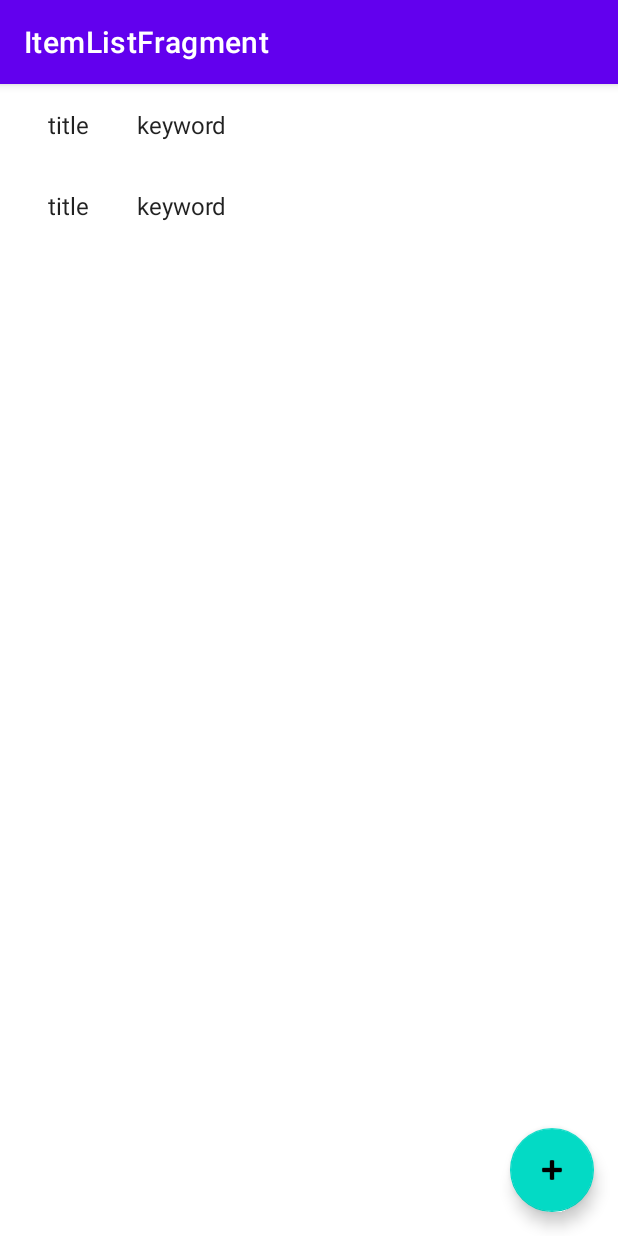
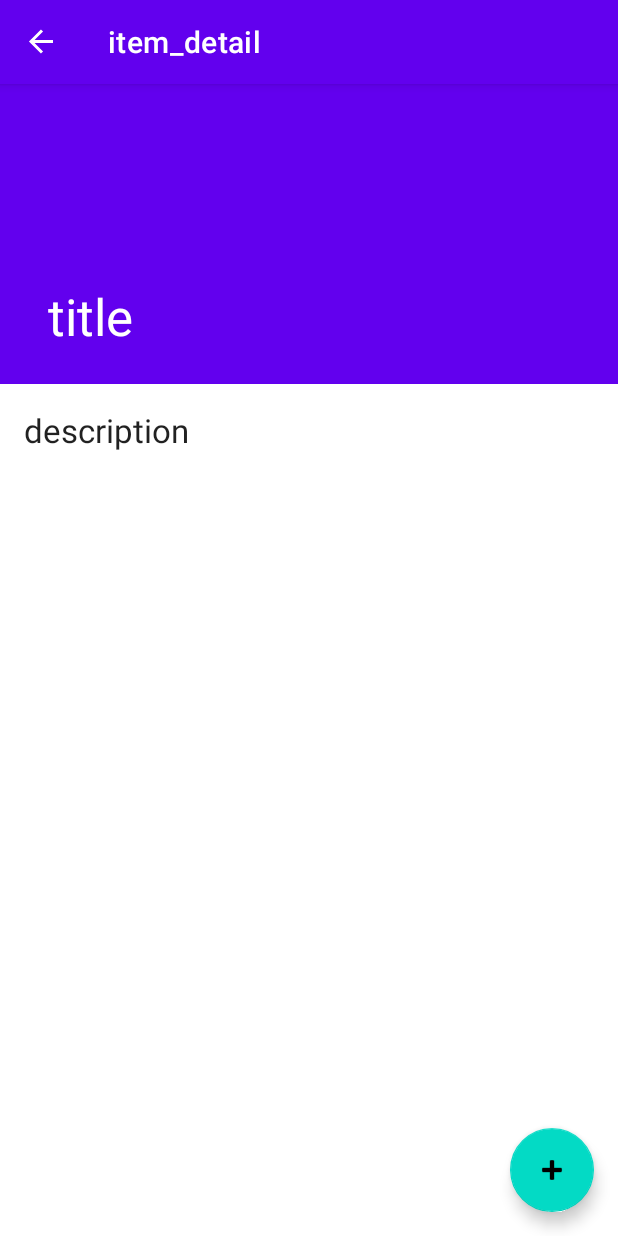
Before and after one commit to uijong0729/SubscribeWebpage, an Android app: the screen it shows after launch (ItemDetailHostActivity), after a tap on "title", on a phone screen of 412 x 824 dp. Run offline under Robolectric (Android 15) with nearby library versions, the phone set to English and light mode, and no system bars; our stand-ins replace Room's generated code, navigation-ui.

Commit message:
프래그먼트간 이동 및 데이터 전달

```diff
--- a/app/src/main/java/com/example/subscribewebpage/Fragments/Adapters/RecyclerViewAdapter.kt
+++ b/app/src/main/java/com/example/subscribewebpage/Fragments/Adapters/RecyclerViewAdapter.kt
@@ -12,7 +12,7 @@ class RecyclerViewAdapter(
     private val onClickListener: RowClickListener)
     :RecyclerView.Adapter<RecyclerViewAdapter.InfoViewHolder>() {
 
-    var items = ArrayList<WebInfoEntity>()
+    private var items = ArrayList<WebInfoEntity>()
 
     fun setListDaa(data: ArrayList<WebInfoEntity>){
         this.items = data
--- a/app/src/main/java/com/example/subscribewebpage/Fragments/ItemDetailFragment.kt
+++ b/app/src/main/java/com/example/subscribewebpage/Fragments/ItemDetailFragment.kt
@@ -7,6 +7,9 @@ import android.view.LayoutInflater
 import android.view.View
 import android.view.ViewGroup
 import android.widget.TextView
+import androidx.lifecycle.ViewModelProvider
+import androidx.navigation.fragment.navArgs
+import androidx.navigation.navArgs
 import com.example.subscribewebpage.common.Const
 import com.example.subscribewebpage.data.WebInfoEntity
 import com.example.subscribewebpage.databinding.FragmentItemDetailBinding
@@ -17,44 +20,52 @@ import com.example.subscribewebpage.vm.WebInfoViewModel
  */
 class ItemDetailFragment : Fragment() {
 
-    lateinit var itemDetailTextView: TextView
+    private lateinit var itemDetailTextView: TextView
+    private lateinit var viewModel: WebInfoViewModel
     private var _binding: FragmentItemDetailBinding? = null
     private val binding get() = _binding!!
 
     // 데이터 바인딩 관련
-    private val viewModel = activity?.let { WebInfoViewModel(it.application) }
     private var item: WebInfoEntity? = null
 
     override fun onCreate(savedInstanceState: Bundle?) {
         super.onCreate(savedInstanceState)
-        Log.d("[Debug]", "onCreate in ItemDetailFragment")
-        val id: Int? = savedInstanceState?.getInt(Const.DETAIL_WEB_INFO_ID)
-        if (id != null) {
-            if (viewModel != null) {
-                item = viewModel.getWebInfo(id)
-            }
-        }
     }
 
+    // onCreateView -> onViewCreated
     override fun onCreateView(
             inflater: LayoutInflater, container: ViewGroup?,
             savedInstanceState: Bundle?
     ): View? {
 
         Log.d("[Debug]", "onCreateView in ItemDetailFragment")
+        // view Model
+        viewModel = ViewModelProvider(this)[WebInfoViewModel::class.java]
+        Log.d("[Debug]", "onCreate in ItemDetailFragment")
+        val id: Int? = arguments?.getInt(Const.DETAIL_WEB_INFO_ID) //savedInstanceState?.getInt(Const.DETAIL_WEB_INFO_ID)
 
+        Log.d("[Debug]", "view model id : $id")
+        if (id != null) {
+            if (viewModel != null) {
+                item = viewModel.getWebInfo(id)
+            }
+        }
+
+        //view bind
         _binding = FragmentItemDetailBinding.inflate(inflater, container, false)
         val rootView = binding.root
-
         binding.toolbarLayout?.title = item?.title
-
         itemDetailTextView = binding.itemDetail
-        // Show the placeholder content as text in a TextView.
         item?.let {
             itemDetailTextView.text = "${it.description}"
         }
+        return rootView
+    }
 
-        return rootView
+    override fun onViewCreated(view: View, savedInstanceState: Bundle?) {
+        val id3: Int? = savedInstanceState?.getInt(Const.DETAIL_WEB_INFO_ID)
+        Log.d("[Debug]", "view model id : $id3")
+        super.onViewCreated(view, savedInstanceState)
     }
 
     override fun onDestroyView() {
--- a/app/src/main/java/com/example/subscribewebpage/Fragments/ItemListFragment.kt
+++ b/app/src/main/java/com/example/subscribewebpage/Fragments/ItemListFragment.kt
@@ -5,6 +5,7 @@ import android.util.Log
 import android.view.LayoutInflater
 import android.view.View
 import android.view.ViewGroup
+import androidx.core.os.bundleOf
 import androidx.fragment.app.Fragment
 import androidx.lifecycle.Observer
 import androidx.lifecycle.ViewModelProvider
@@ -24,7 +25,7 @@ import com.example.subscribewebpage.vm.WebInfoViewModel
 **/
 class ItemListFragment : Fragment(), RecyclerViewAdapter.RowClickListener {
 
-    lateinit var viewModel: WebInfoViewModel
+    private lateinit var viewModel: WebInfoViewModel
     private var boundList: FragmentItemListBinding? = null
     private val binding get() = boundList!!
 
@@ -41,18 +42,18 @@ class ItemListFragment : Fragment(), RecyclerViewAdapter.RowClickListener {
         super.onViewCreated(view, savedInstanceState)
         Log.d("[Debug]", "onViewCreated in ItemListFragment")
 
+        // 리사이클러 뷰 (리스트)
         val recyclerViewAdapter = RecyclerViewAdapter(this)
+        val recyclerView = view.findViewById<RecyclerView>(R.id.item_list)
+        recyclerView.layoutManager = LinearLayoutManager(this.context)
+        recyclerView.adapter = recyclerViewAdapter
+
+        // 뷰 모델
         viewModel = ViewModelProvider(this)[WebInfoViewModel::class.java]
         viewModel.getAllWebInfoObservers().observe(viewLifecycleOwner, Observer {
             recyclerViewAdapter.setListDaa(ArrayList(it))
             recyclerViewAdapter.notifyDataSetChanged()
         })
-
-        viewModel.getAllWebInfo()
-
-        val recyclerView = view.findViewById<RecyclerView>(R.id.item_list)
-        recyclerView.layoutManager = LinearLayoutManager(this.context)
-        recyclerView.adapter = recyclerViewAdapter
     }
 
     override fun onDestroyView() {
@@ -61,13 +62,17 @@ class ItemListFragment : Fragment(), RecyclerViewAdapter.RowClickListener {
     }
 
     override fun onItemClickListener(WebInfo: WebInfoEntity, itemView: View){
-        val itemDetailFragmentContainer: View? = view?.findViewById(R.id.item_detail_nav_container)
-        val bundle = Bundle()
-        bundle.putInt(Const.DETAIL_WEB_INFO_ID, WebInfo.id)
-        if (itemDetailFragmentContainer != null) {
-            itemDetailFragmentContainer.findNavController().navigate(R.id.fragment_item_detail, bundle)
-        }else{
-            itemView.findNavController().navigate(R.id.show_item_detail, bundle)
-        }
+        //val itemDetailFragmentContainer: View? = view?.findViewById(R.id.item_detail_nav_container)
+        //val bundle = Bundle()
+        //bundle.putInt(Const.DETAIL_WEB_INFO_ID, WebInfo.id)
+        val bundle = bundleOf(Const.DETAIL_WEB_INFO_ID to WebInfo.id )
+        Log.d(Const.DEBUG_TAG, "webInfo id set : ${WebInfo.id}")
+        //if (itemDetailFragmentContainer != null) {
+        //    itemDetailFragmentContainer.findNavController().navigate(R.id.fragment_item_detail, bundle)
+        //}else{
+        //super.onSaveInstanceState(bundle)
+            itemView.findNavController().navigate(R.id.nav_detail_action, bundle)
+        //}
+
     }
 }
--- a/app/src/main/java/com/example/subscribewebpage/ItemDetailHostActivity.kt
+++ b/app/src/main/java/com/example/subscribewebpage/ItemDetailHostActivity.kt
@@ -3,6 +3,7 @@ package com.example.subscribewebpage
 import android.os.Bundle
 import android.util.Log
 import androidx.appcompat.app.AppCompatActivity
+import androidx.lifecycle.ViewModelProvider
 import androidx.navigation.findNavController
 import androidx.navigation.fragment.NavHostFragment
 import androidx.navigation.ui.AppBarConfiguration
@@ -18,18 +19,13 @@ import com.example.subscribewebpage.vm.WebInfoViewModel
 class ItemDetailHostActivity : AppCompatActivity() {
 
     private lateinit var appBarConfiguration: AppBarConfiguration
-    private lateinit var vm : WebInfoViewModel
+    private lateinit var viewModel : WebInfoViewModel
 
     override fun onCreate(savedInstanceState: Bundle?) {
         super.onCreate(savedInstanceState)
-        vm = WebInfoViewModel(this.application)
-        vm.insertWebInfo(WebInfoEntity(
-            title = "title",
-            description = "description",
-            keyword = "keyword",
-            url = "url",
-            interval = 15
-        ), WebInfoEntity(
+        viewModel = ViewModelProvider(this)[WebInfoViewModel::class.java]
+        //vm = WebInfoViewModel(this.application)
+        viewModel.insertWebInfo(WebInfoEntity(
             title = "title",
             description = "description",
             keyword = "keyword",
@@ -42,6 +38,9 @@ class ItemDetailHostActivity : AppCompatActivity() {
 
         val binding = ActivityItemDetailBinding.inflate(layoutInflater)
         setContentView(binding.root)
+
+        // 리스트 호출
+        // viewModel.getAllWebInfo()
 
         val navHostFragment = supportFragmentManager.findFragmentById(R.id.nav_host_fragment_item_detail) as NavHostFragment
         val navController = navHostFragment.navController
--- a/app/src/main/java/com/example/subscribewebpage/data/RommAppDb.kt
+++ b/app/src/main/java/com/example/subscribewebpage/data/Transaction.kt
@@ -5,19 +5,19 @@ import androidx.room.Database
 import androidx.room.Room
 import androidx.room.RoomDatabase
 
-@Database(entities = [WebInfoEntity::class], version = 4)
-abstract class RommAppDb: RoomDatabase() {
+@Database(entities = [WebInfoEntity::class], version = 5)
+abstract class Transaction: RoomDatabase() {
     abstract fun webInfoDao(): WebInfoDao
 
     companion object {
-        private var INSTANCE: RommAppDb? = null
+        private var INSTANCE: Transaction? = null
 
-        fun getInstance(context: Context): RommAppDb? {
+        fun getInstance(context: Context): Transaction? {
             if (INSTANCE == null) {
-                synchronized(RommAppDb::class) {
+                synchronized(Transaction::class) {
                     INSTANCE = Room.databaseBuilder(
                         context.applicationContext,
-                        RommAppDb::class.java,
+                        Transaction::class.java,
                         "webroom.db")
                         .fallbackToDestructiveMigration()
                         .allowMainThreadQueries()
--- a/app/src/main/java/com/example/subscribewebpage/data/WebInfoDao.kt
+++ b/app/src/main/java/com/example/subscribewebpage/data/WebInfoDao.kt
@@ -8,11 +8,11 @@ import androidx.room.Query
 interface WebInfoDao {
 
     @Query("SELECT * FROM WebInfo")
-    fun getAll(): List<WebInfoEntity>
+    fun getAll(): MutableList<WebInfoEntity>
 
     @Query("SELECT * FROM WebInfo WHERE id = :infoKey")
     fun getWebInfoById(infoKey: Int): WebInfoEntity
 
     @Insert
-    fun insertAll(vararg info: WebInfoEntity)
+    fun insert(info: WebInfoEntity)
 }
--- a/app/src/main/java/com/example/subscribewebpage/vm/WebInfoViewModel.kt
+++ b/app/src/main/java/com/example/subscribewebpage/vm/WebInfoViewModel.kt
@@ -1,12 +1,16 @@
 package com.example.subscribewebpage.vm
 
 import android.app.Application
-import androidx.annotation.NonNull
+import android.telecom.Call
+import android.util.Log
 import androidx.lifecycle.AndroidViewModel
 import androidx.lifecycle.MutableLiveData
-import androidx.lifecycle.ViewModel
-import com.example.subscribewebpage.data.RommAppDb
+import androidx.lifecycle.Observer
+import com.example.subscribewebpage.data.Transaction
 import com.example.subscribewebpage.data.WebInfoEntity
+import kotlinx.coroutines.flow.callbackFlow
+import java.lang.Exception
+import java.util.concurrent.Callable
 import kotlin.concurrent.thread
 
 /**
@@ -15,23 +19,43 @@ import kotlin.concurrent.thread
  *
 */
 class WebInfoViewModel(app: Application) : AndroidViewModel(app) {
-    var allWebInfo : MutableLiveData<List<WebInfoEntity>> = MutableLiveData()
 
-    fun getAllWebInfoObservers(): MutableLiveData<List<WebInfoEntity>>{
+    companion object{
+        var allWebInfo : MutableLiveData<MutableList<WebInfoEntity>> = MutableLiveData()
+    }
+
+    init {
+        getAllWebInfo()
+    }
+
+    fun getAllWebInfoObservers(): MutableLiveData<MutableList<WebInfoEntity>>{
         return allWebInfo
     }
 
     fun getAllWebInfo(){
         thread {
-            val list = RommAppDb.getInstance(getApplication())?.webInfoDao()?.getAll()
+            val list = Transaction.getInstance(getApplication())?.webInfoDao()?.getAll()
             allWebInfo.postValue(list)
         }
     }
 
-    fun getWebInfo(id :Int) = RommAppDb.getInstance(getApplication())?.webInfoDao()?.getWebInfoById(id)
+    fun callable(id: Int): Callable<WebInfoEntity?>? {
+        return Callable {
+            try {
+                Callable {
+                    Transaction.getInstance(getApplication())?.webInfoDao()?.getWebInfoById(id)
+                }
+            }catch (e: Exception){
+                Log.e(this::class.java.name, e.localizedMessage)
+                throw e
+            }
+        }.call()
+    }
+    fun getWebInfo(id :Int) = Transaction.getInstance(getApplication())?.webInfoDao()?.getWebInfoById(id)
 
-    fun insertWebInfo(vararg entity: WebInfoEntity){
-        RommAppDb.getInstance(getApplication())?.webInfoDao()?.insertAll(*entity)
+    fun insertWebInfo(entity: WebInfoEntity) {
+        thread {
+            Transaction.getInstance(getApplication())?.webInfoDao()?.insert(entity)
+        }
     }
-
 }
--- a/app/src/main/res/layout-sw600dp/fragment_item_detail.xml
+++ /dev/null
@@ -1,17 +0,0 @@
-<!-- Adding the same root's ID for view binding as other layout configurations -->
-<androidx.coordinatorlayout.widget.CoordinatorLayout xmlns:android="http://schemas.android.com/apk/res/android"
-    xmlns:tools="http://schemas.android.com/tools"
-    android:id="@+id/item_detail_container"
-    android:layout_width="match_parent"
-    android:layout_height="match_parent">
-
-    <TextView
-        android:id="@+id/item_detail"
-        style="?android:attr/textAppearanceLarge"
-        android:layout_width="match_parent"
-        android:layout_height="match_parent"
-        android:padding="16dp"
-        android:textIsSelectable="true"
-        tools:context="com.example.subscribewebpage.Fragments.ItemDetailFragment" />
-
-</androidx.coordinatorlayout.widget.CoordinatorLayout>
--- a/app/src/main/res/layout-sw600dp/fragment_item_list.xml
+++ /dev/null
@@ -1,42 +0,0 @@
-<androidx.constraintlayout.widget.ConstraintLayout xmlns:android="http://schemas.android.com/apk/res/android"
-    xmlns:app="http://schemas.android.com/apk/res-auto"
-    xmlns:tools="http://schemas.android.com/tools"
-    android:id="@+id/item_list_container"
-    android:layout_width="match_parent"
-    android:layout_height="match_parent">
-
-    <androidx.recyclerview.widget.RecyclerView
-        android:id="@+id/item_list"
-        android:name="com.example.subscribewebpage.ItemListFragment"
-        android:layout_width="0dp"
-        android:layout_height="match_parent"
-        android:layout_marginStart="@dimen/container_margin"
-        android:layout_marginEnd="@dimen/container_margin"
-        app:layoutManager="LinearLayoutManager"
-        app:layout_constraintBottom_toBottomOf="parent"
-        app:layout_constraintEnd_toStartOf="@id/guideline"
-        app:layout_constraintStart_toStartOf="parent"
-        app:layout_constraintTop_toTopOf="parent"
-        tools:context="com.example.subscribewebpage.ItemDetailHostActivity"
-        tools:listitem="@layout/item_list_content" />
-
-    <androidx.constraintlayout.widget.Guideline
-        android:id="@+id/guideline"
-        android:layout_width="0dp"
-        android:layout_height="match_parent"
-        android:orientation="vertical"
-        app:layout_constraintGuide_begin="@dimen/item_width" />
-
-    <fragment
-        android:id="@+id/item_detail_nav_container"
-        android:name="androidx.navigation.fragment.NavHostFragment"
-        android:layout_width="0dp"
-        android:layout_height="match_parent"
-        android:layout_marginStart="@dimen/container_margin"
-        app:defaultNavHost="false"
-        app:layout_constraintBottom_toBottomOf="parent"
-        app:layout_constraintStart_toEndOf="@id/guideline"
-        app:layout_constraintTop_toTopOf="parent"
-        app:navGraph="@navigation/primary_details_sub_nav_graph" />
-
-</androidx.constraintlayout.widget.ConstraintLayout>
--- a/app/src/main/res/navigation/primary_details_nav_graph.xml
+++ b/app/src/main/res/navigation/primary_details_nav_graph.xml
@@ -10,10 +10,14 @@
         android:name="com.example.subscribewebpage.Fragments.ItemListFragment"
         android:label="ItemListFragment">
         <action
-            android:id="@+id/show_item_detail"
-            app:destination="@id/item_detail_fragment" />
+            android:id="@+id/nav_detail_action"
+            app:destination="@id/item_detail_fragment"
+            app:enterAnim="@anim/nav_default_enter_anim"
+            app:exitAnim="@anim/nav_default_exit_anim"
+            app:popEnterAnim="@anim/nav_default_pop_enter_anim"
+            app:popExitAnim="@anim/nav_default_pop_exit_anim"/>
+    </fragment>
 
-    </fragment>
     <fragment
         android:id="@+id/item_detail_fragment"
         android:name="com.example.subscribewebpage.Fragments.ItemDetailFragment"
@@ -21,7 +25,7 @@
         tools:layout="@layout/fragment_item_detail">
         <argument
             android:name="item_id"
-            android:defaultValue=""
-            app:argType="string" />
+            android:defaultValue="-1"
+            app:argType="integer" />
     </fragment>
 </navigation>
```
Also changed, not shown: 1 other file.
